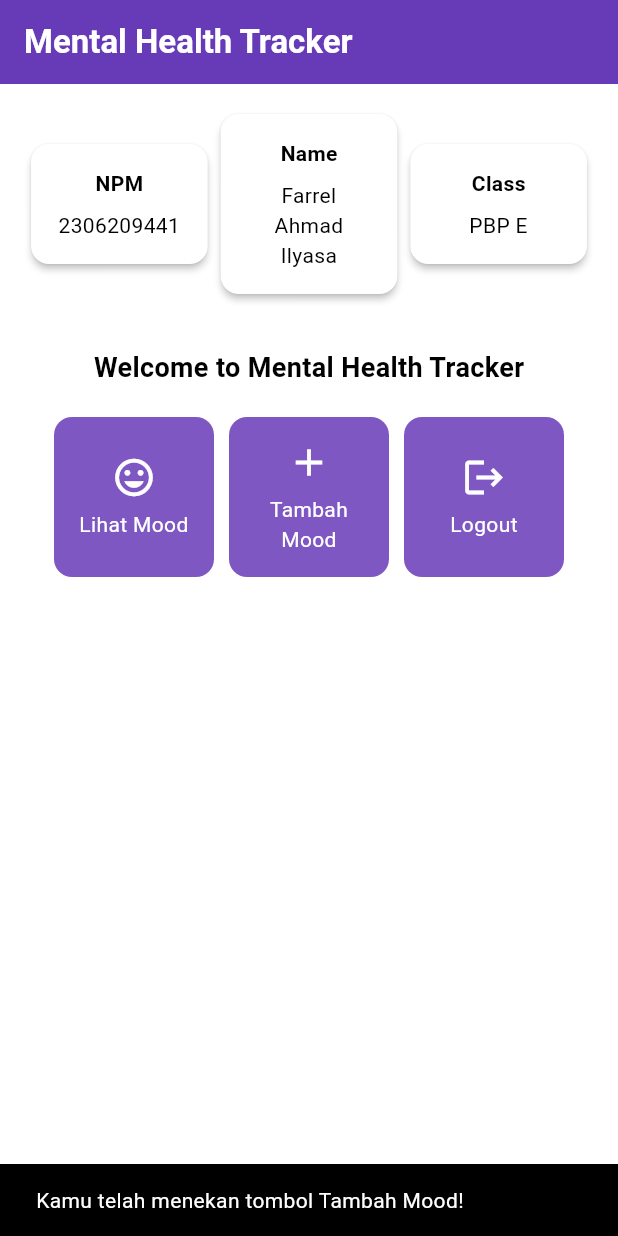
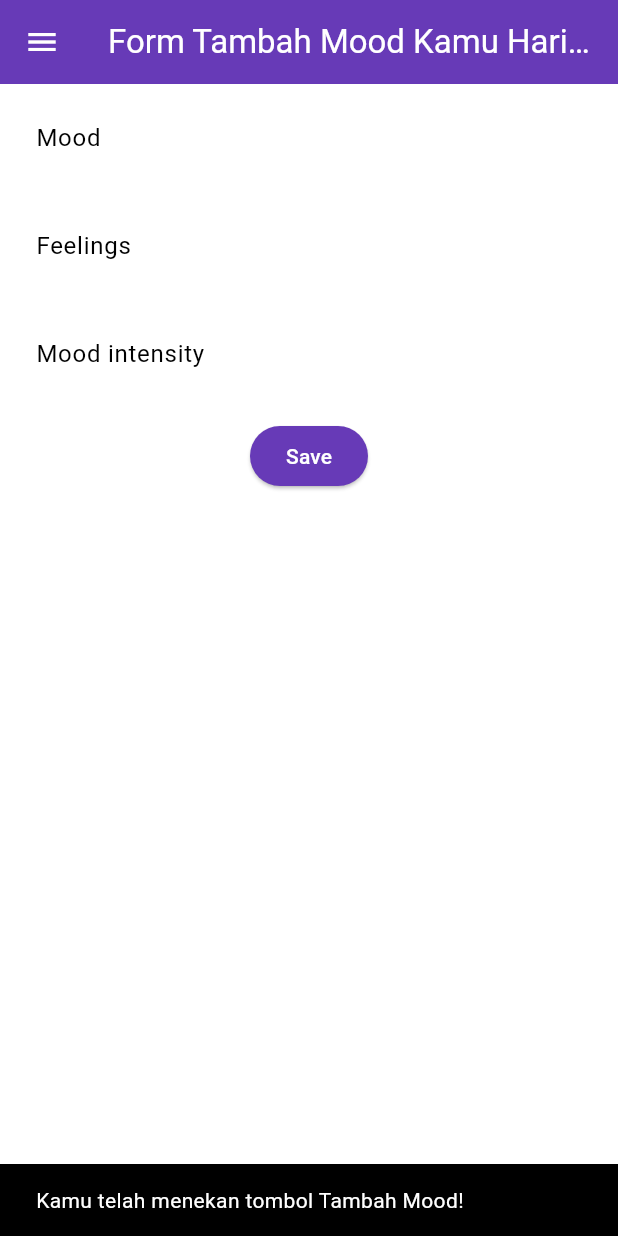
Before and after one commit to Kae20042005/mental-health-tracker-mobile, a Flutter app: the screen it shows after launch, after a tap on "Tambah Mood", on a phone screen of 412 x 824 dp. Run offline on Flutter 3.47's test engine with Material 3 defaults, Android fonts, the phone set to English and light mode, and no system bars.

Commit message:
menyelesaikan Tutorial 7

```diff
--- a/lib/main.dart
+++ b/lib/main.dart
@@ -1,5 +1,5 @@
 import 'package:flutter/material.dart';
-import 'package:mental_health_tracker/menu.dart';
+import 'package:mental_health_tracker/screens/menu.dart';
 
 void main() {
   runApp(const MyApp());
@@ -30,8 +30,7 @@ class MyApp extends StatelessWidget {
         // This works for code too, not just values: Most code changes can be
         // tested with just a hot reload.
         colorScheme: ColorScheme.fromSwatch(
-          primarySwatch: Colors.deepPurple,
-        ).copyWith(secondary: Colors.deepPurple[400]),
+          primarySwatch: Colors.deepPurple).copyWith(secondary: Colors.deepPurple[400]),
         useMaterial3: true,
       ),
       home: MyHomePage(),
--- a/lib/menu.dart
+++ b/lib/screens/menu.dart
@@ -1,4 +1,6 @@
 import 'package:flutter/material.dart';
+import 'package:mental_health_tracker/widgets/left_drawer.dart';
+import 'package:mental_health_tracker/widgets/mood_card.dart';
 
 class MyHomePage extends StatelessWidget {
   final String npm ='2306209441'; // NPM
@@ -28,7 +30,9 @@ class MyHomePage extends StatelessWidget {
           ),
           // Warna latar belakang AppBar diambil dari skema warna tema aplikasi.
           backgroundColor: Theme.of(context).colorScheme.primary,
+          iconTheme: const IconThemeData(color: Colors.white),
         ),
+        drawer: const LeftDrawer(),
         // Body halaman dengan padding di sekelilingnya.
         body: Padding(
           padding: const EdgeInsets.all(16),
@@ -123,61 +127,3 @@ class InfoCard extends StatelessWidget {
     );
   }
 }
-
-class ItemHomepage {
-  final String name;
-  final IconData icon;
-
-  ItemHomepage(this.name, this.icon);
-}
-
-class ItemCard extends StatelessWidget {
-  // Menampilkan kartu dengan ikon dan nama.
-  final ItemHomepage item;
-  const ItemCard(this.item, {super.key});
-
-  @override
-  Widget build(BuildContext context){
-    return Material(
-      // Menentukan warna latar belakang dari tema aplikasi.
-      color: Theme.of(context).colorScheme.secondary,
-      // Membuat sudut kartu melengkung.
-      borderRadius: BorderRadius.circular(12),
-
-      child: InkWell(
-        // Aksi ketika kartu ditekan.
-        onTap: (){
-          // Menampilkan pesan SnackBar saat kartu ditekan.
-          ScaffoldMessenger.of(context)
-            ..hideCurrentSnackBar()
-            ..showSnackBar(
-              SnackBar(content: Text("Kamu telah menekan tombol ${item.name}!"))
-            );
-        },
-        // COntainer untuk menyimpan Icon dan Text
-        child: Container(
-          padding: const EdgeInsets.all(8),
-          child: Center(
-            child:Column(
-              // Menyusun ikon dan teks di tengah kartu
-              mainAxisAlignment: MainAxisAlignment.center,
-              children: [
-                Icon(
-                  item.icon,
-                  color: Colors.white,
-                  size: 30.0,
-                ),
-                const Padding(padding: EdgeInsets.all(3)),
-                Text(
-                  item.name,
-                  textAlign: TextAlign.center,
-                  style: const TextStyle(color: Colors.white),
-                ),
-              ],
-            ),
-          )
-        )
-      )
-    );
-  }
-}
--- /dev/null
+++ b/lib/screens/moodentry_form.dart
@@ -0,0 +1,161 @@
+import 'package:flutter/material.dart';
+import 'package:mental_health_tracker/widgets/left_drawer.dart';
+
+class MoodEntryFormPage extends StatefulWidget {
+  const MoodEntryFormPage({super.key});
+
+  @override
+  State<MoodEntryFormPage> createState() => _MoodEntryFormPageState();
+}
+
+class _MoodEntryFormPageState extends State<MoodEntryFormPage> {
+  final _formKey = GlobalKey<FormState>();
+  String _mood = "";
+	String _feelings = "";
+	int _moodIntensity = 0;
+
+  @override
+  Widget build(BuildContext context) {
+    return Scaffold(
+      appBar: AppBar(
+        title: const Center(
+          child: Text(
+            'Form Tambah Mood Kamu Hari ini',
+          ),
+        ),
+        backgroundColor: Theme.of(context).colorScheme.primary,
+        foregroundColor: Colors.white,
+      ),
+      drawer: const LeftDrawer(),
+      body: Form(
+        key: _formKey,
+        child: SingleChildScrollView(
+          child: Column(
+            crossAxisAlignment: CrossAxisAlignment.start,
+            children: [
+              Padding(
+                padding: const EdgeInsets.all(8.0),
+                child: TextFormField(
+                  decoration: InputDecoration(
+                    hintText: "Mood",
+                    labelText: "Mood",
+                    border: OutlineInputBorder(
+                      borderRadius: BorderRadius.circular(5.0),
+                    ),
+                  ),
+                  onChanged: (String? value) {
+                    setState(() {
+                      _mood = value!;
+                    });
+                  },
+                  validator: (String? value) {
+                    if (value == null || value.isEmpty) {
+                      return "Mood tidak boleh kosong!";
+                    }
+                    return null;
+                  },
+                ),
+              ),
+              Padding(
+                padding: const EdgeInsets.all(8.0),
+                child: TextFormField(
+                  decoration: InputDecoration(
+                    hintText: "Feelings",
+                    labelText: "Feelings",
+                    border: OutlineInputBorder(
+                      borderRadius: BorderRadius.circular(5.0),
+                    ),
+                  ),
+                  onChanged: (String? value) {
+                    setState(() {
+                      _feelings = value!;
+                    });
+                  },
+                  validator: (String? value) {
+                    if (value == null || value.isEmpty) {
+                      return "Feelings tidak boleh kosong!";
+                    }
+                    return null;
+                  },
+                ),
+              ),
+              Padding(
+                padding: const EdgeInsets.all(8.0),
+                child: TextFormField(
+                  decoration: InputDecoration(
+                    hintText: "Mood intensity",
+                    labelText: "Mood intensity",
+                    border: OutlineInputBorder(
+                      borderRadius: BorderRadius.circular(5.0),
+                    ),
+                  ),
+                  onChanged: (String? value) {
+                    setState(() {
+                      _moodIntensity = int.tryParse(value!) ?? 0;
+                    });
+                  },
+                  validator: (String? value) {
+                    if (value == null || value.isEmpty) {
+                      return "Mood intensity tidak boleh kosong!";
+                    }
+                    if (int.tryParse(value) == null) {
+                      return "Mood intensity harus berupa angka!";
+                    }
+                    return null;
+                  },
+                ),
+              ),
+              Align(
+                alignment: Alignment.bottomCenter,
+                child: Padding(
+                  padding: const EdgeInsets.all(8.0),
+                  child: ElevatedButton(
+                    style: ButtonStyle(
+                      backgroundColor: MaterialStateProperty.all(
+                          Theme.of(context).colorScheme.primary),
+                    ),
+                    onPressed: () {
+                      if (_formKey.currentState!.validate()) {
+                        showDialog(
+                          context: context,
+                          builder: (context) {
+                            return AlertDialog(
+                              title: const Text('Mood berhasil tersimpan'),
+                              content: SingleChildScrollView(
+                                child: Column(
+                                  crossAxisAlignment: CrossAxisAlignment.start,
+                                  children: [
+                                    Text('Mood: $_mood'),
+                                    Text('Feelings: $_feelings'),
+                                    Text('Mood intensity: $_moodIntensity'),
+                                  ],
+                                ),
+                              ),
+                              actions: [
+                                TextButton(
+                                  child: const Text('OK'),
+                                  onPressed: () {
+                                    Navigator.pop(context);
+                                    _formKey.currentState!.reset();
+                                  },
+                                ),
+                              ],
+                            );
+                          },
+                        );
+                      }
+                    },
+                    child: const Text(
+                      "Save",
+                      style: TextStyle(color: Colors.white),
+                    ),
+                  ),
+                ),
+              ),
+            ],
+          ),
+        ),
+      ),
+    );
+  }
+}
--- /dev/null
+++ b/lib/widgets/left_drawer.dart
@@ -0,0 +1,68 @@
+import 'package:flutter/material.dart';
+import 'package:mental_health_tracker/screens/menu.dart';
+import 'package:mental_health_tracker/screens/moodentry_form.dart';
+
+class LeftDrawer extends StatelessWidget {
+  const LeftDrawer({super.key});
+
+  @override
+  Widget build(BuildContext context) {
+    return Drawer(
+      child: ListView(
+        children: [
+          DrawerHeader(
+            decoration: BoxDecoration(
+              color: Theme.of(context).colorScheme.primary,
+            ),
+            child: const Column(
+              children: [
+                Text(
+                  'Mental Health Tracker',
+                  textAlign: TextAlign.center,
+                  style: TextStyle(
+                    fontSize: 24,
+                    fontWeight: FontWeight.bold,
+                    color: Colors.white,
+                  ),
+                ),
+                Padding(padding: EdgeInsets.all(8)),
+                Text(
+                  "Ayo jaga kesehatan mentalmu setiap hari disini!",
+                  style: TextStyle(
+                    color: Colors.white,
+                    fontSize: 15,
+                  ),
+                  textAlign: TextAlign.center,
+                ),
+              ],
+            ),
+          ),
+          ListTile(
+            leading: const Icon(Icons.home_outlined),
+            title: const Text('Halaman Utama'),
+            // Bagian redirection ke MyHomePage
+            onTap: () {
+              Navigator.pushReplacement(
+                  context,
+                  MaterialPageRoute(
+                    builder: (context) => MyHomePage(),
+                  ));
+            },
+          ),
+          ListTile(
+            leading: const Icon(Icons.mood),
+            title: const Text('Tambah Mood'),
+            // Bagian redirection ke MoodEntryFormPage
+            onTap: () {
+              Navigator.pushReplacement(
+                  context,
+                  MaterialPageRoute(
+                    builder: (context) => MoodEntryFormPage(),
+                  ));
+            },
+          ),
+        ],
+      ),
+    );
+  }
+}
--- /dev/null
+++ b/lib/widgets/mood_card.dart
@@ -0,0 +1,70 @@
+
+import 'package:flutter/material.dart';
+import 'package:mental_health_tracker/screens/moodentry_form.dart';
+
+class ItemHomepage {
+  final String name;
+  final IconData icon;
+
+  ItemHomepage(this.name, this.icon);
+}
+
+class ItemCard extends StatelessWidget {
+  // Menampilkan kartu dengan ikon dan nama.
+  final ItemHomepage item;
+  const ItemCard(this.item, {super.key});
+
+  @override
+  Widget build(BuildContext context){
+    return Material(
+      // Menentukan warna latar belakang dari tema aplikasi.
+      color: Theme.of(context).colorScheme.secondary,
+      // Membuat sudut kartu melengkung.
+      borderRadius: BorderRadius.circular(12),
+
+      child: InkWell(
+        // Aksi ketika kartu ditekan.
+        onTap: (){
+          // Menampilkan pesan SnackBar saat kartu ditekan.
+          ScaffoldMessenger.of(context)
+            ..hideCurrentSnackBar()
+            ..showSnackBar(
+              SnackBar(content: Text("Kamu telah menekan tombol ${item.name}!"))
+            );
+
+            // Navigate ke route yang sesuai (tergantung jenis tombol)
+          if (item.name == "Tambah Mood") {
+            Navigator.push(
+              context,
+              MaterialPageRoute(
+                builder: (context) => const MoodEntryFormPage())
+              );
+          }
+        },
+        // Container untuk menyimpan Icon dan Text
+        child: Container(
+          padding: const EdgeInsets.all(8),
+          child: Center(
+            child:Column(
+              // Menyusun ikon dan teks di tengah kartu
+              mainAxisAlignment: MainAxisAlignment.center,
+              children: [
+                Icon(
+                  item.icon,
+                  color: Colors.white,
+                  size: 30.0,
+                ),
+                const Padding(padding: EdgeInsets.all(3)),
+                Text(
+                  item.name,
+                  textAlign: TextAlign.center,
+                  style: const TextStyle(color: Colors.white),
+                ),
+              ],
+            ),
+          )
+        )
+      )
+    );
+  }
+}
```
